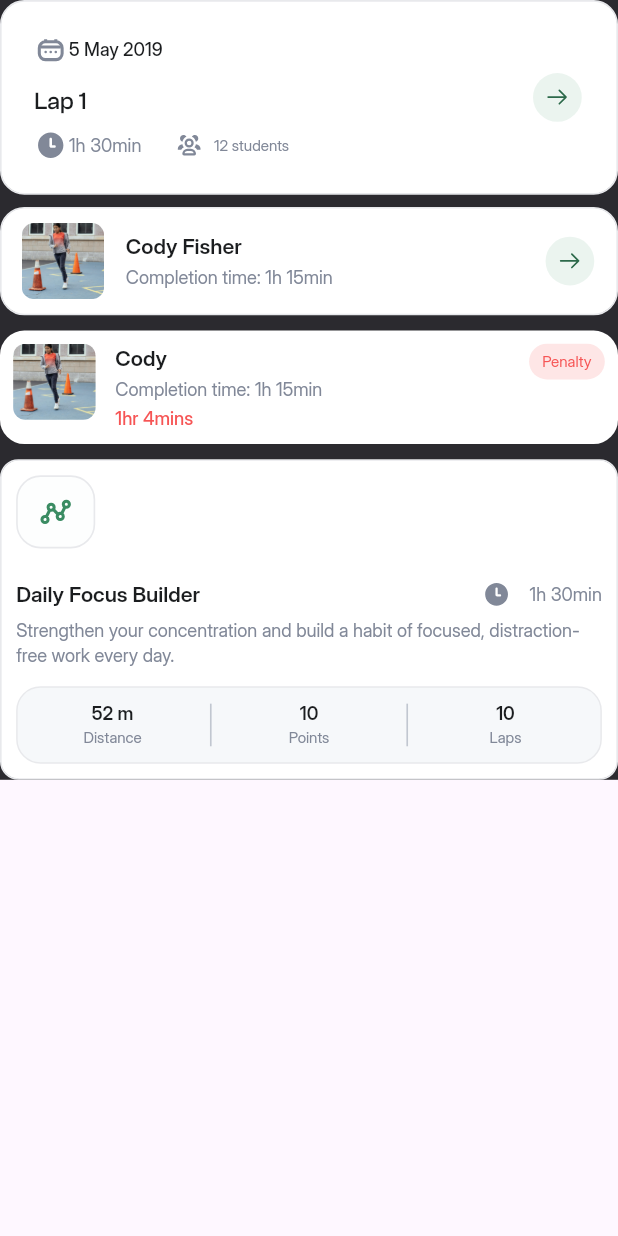
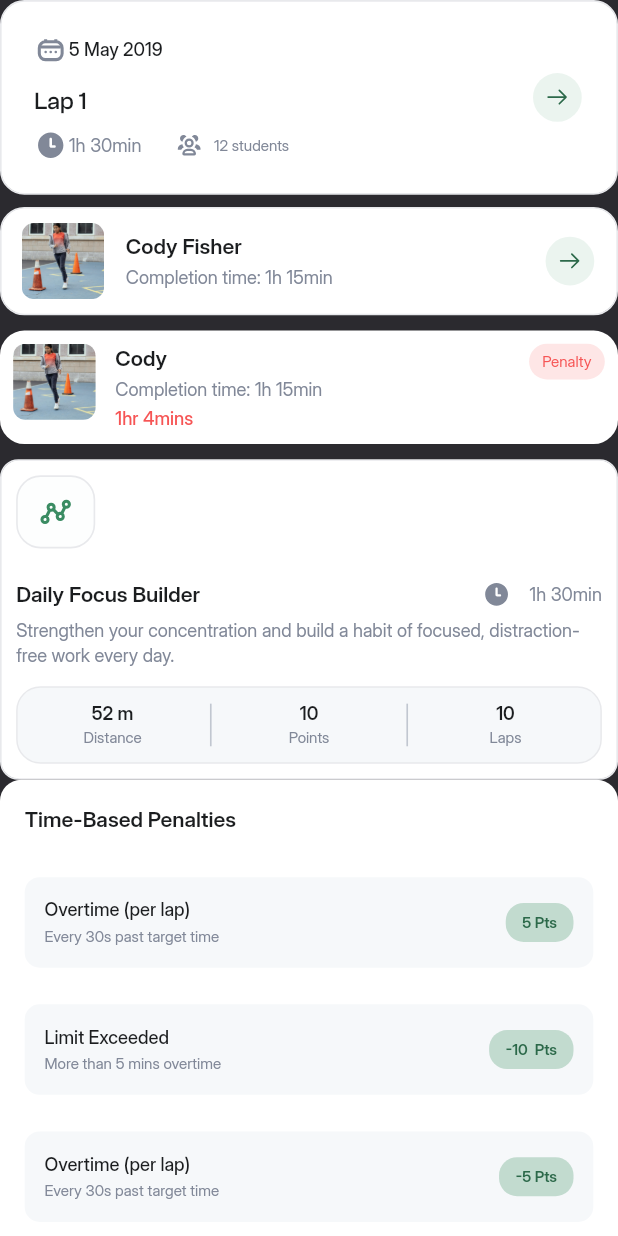
Before and after one commit to aleezasgit/traxit_widget, a Flutter app: the screen it shows after launch, on a phone screen of 412 x 824 dp. Run offline on Flutter 3.47's test engine with Material 3 defaults, Android fonts, the light colour scheme and no system bars; our stand-ins replace flutter_screenutil, flutter_svg; missing offline and left inert: navigation_history_observer.

Commit message:
feat:"Time_based_penalty"

```diff
--- a/traxit/lib/screens/pract.dart
+++ b/traxit/lib/screens/pract.dart
@@ -5,18 +5,14 @@ import 'package:traxit/screens/widget/penalty.dart';
 import 'package:traxit/screens/widget/short_lap.dart';
 import 'package:traxit/screens/widget/student_card.dart';
 import 'package:traxit/screens/widget/penalty.dart';
+import 'package:traxit/screens/widget/time_based.dart';
 
 class SplashScreen extends StatelessWidget {
   const SplashScreen({super.key});
 
   @override
   Widget build(BuildContext context) {
-    // UI.init(context);
-    // AppTheme.init(context);
-    // AppDimensions.init();
-    // AppText.init(context);
-    // UIProps.init(context);
-    // Space.init(context);
+
     App.init(context);
     return Scaffold(
 
@@ -65,6 +61,35 @@ class SplashScreen extends StatelessWidget {
               duration: "1h 30min",
 ),
 
+  TimeBasedPenaltiesContainer(
+  title: "Time-Based Penalties",
+  items: [
+    PenaltyItem(
+      title: "Overtime (per lap)",
+      subtitle: "Every 30s past target time",
+      points: "5",
+    ),
+    PenaltyItem(
+      title: "Limit Exceeded",
+      subtitle: "More than 5 mins overtime",
+      points: "-10 ",
+
+    ),
+    PenaltyItem(
+      title: "Overtime (per lap)",
+      subtitle: "Every 30s past target time",
+      points: "-5",
+    ),
+    PenaltyItem(
+      title: "Overtime (per lap)",
+      subtitle: "Every 30s past target time",
+      points: "-5",
+    ),
+  ],
+),
+
+
+
 
             ],
 
--- /dev/null
+++ b/traxit/lib/screens/widget/time_based.dart
@@ -0,0 +1,117 @@
+import 'package:flutter/material.dart';
+import 'package:traxit/configs/configs.dart';
+
+class TimeBasedPenaltiesContainer extends StatelessWidget {
+  final String title;
+  final List<PenaltyItem> items;
+
+  const TimeBasedPenaltiesContainer({
+    super.key,
+    required this.title,
+    required this.items,
+  });
+
+  @override
+  Widget build(BuildContext context) {
+    return Container(
+      padding: Space.all(15),
+      decoration: BoxDecoration(
+        color: AppTheme.c.white,
+        borderRadius: BorderRadius.circular(14),
+      ),
+      child: Column(
+        crossAxisAlignment: CrossAxisAlignment.start,
+        children: [
+          Text(
+            title,
+            style: AppText.b1bm?.w(6)
+
+
+          ),
+
+
+      Space.yf(16),
+
+          /// Display list of sub containers
+          Column(
+            children: List.generate(
+              items.length,
+              (index) => Padding(
+                padding: Space.vf(12),
+                child: items[index],
+              ),
+            ),
+          ),
+        ],
+      ),
+    );
+  }
+}
+class PenaltyItem extends StatelessWidget {
+  final String title;
+  final String subtitle;
+  final String points;
+
+
+  const PenaltyItem({
+    super.key,
+    required this.title,
+    required this.subtitle,
+    required this.points,
+
+  });
+
+  @override
+  Widget build(BuildContext context) {
+    return Container(
+      padding:Space.all(12),
+      decoration: BoxDecoration(
+        color: AppTheme.c.background.main,
+        borderRadius: BorderRadius.circular(10),
+
+      ),
+      child: Row(
+        mainAxisAlignment: MainAxisAlignment.spaceBetween,
+        children: [
+          /// Left Text Section
+          Column(
+            crossAxisAlignment: CrossAxisAlignment.start,
+            children: [
+              Text(
+                title,
+                style: AppText.b2bm?.w(5),
+              ),
+
+
+              Space.yf(2),
+
+              Text(
+                subtitle,
+                style: AppText.l2?.cl(AppTheme.c.text.main!)
+
+
+              ),
+            ],
+          ),
+
+          /// Points Badge
+          Container(
+            padding: Space.all(10,5),
+
+
+            decoration: BoxDecoration(
+              color:AppTheme.c.primary.shade300,
+              borderRadius: BorderRadius.circular(12),
+            ),
+            child: Text(
+              '${points} Pts',
+              style:AppText.l2b?.w(7).cl(AppTheme.c.primary.shade600!)
+
+
+            ),
+          ),
+        ],
+      ),
+    );
+  }
+}
```
